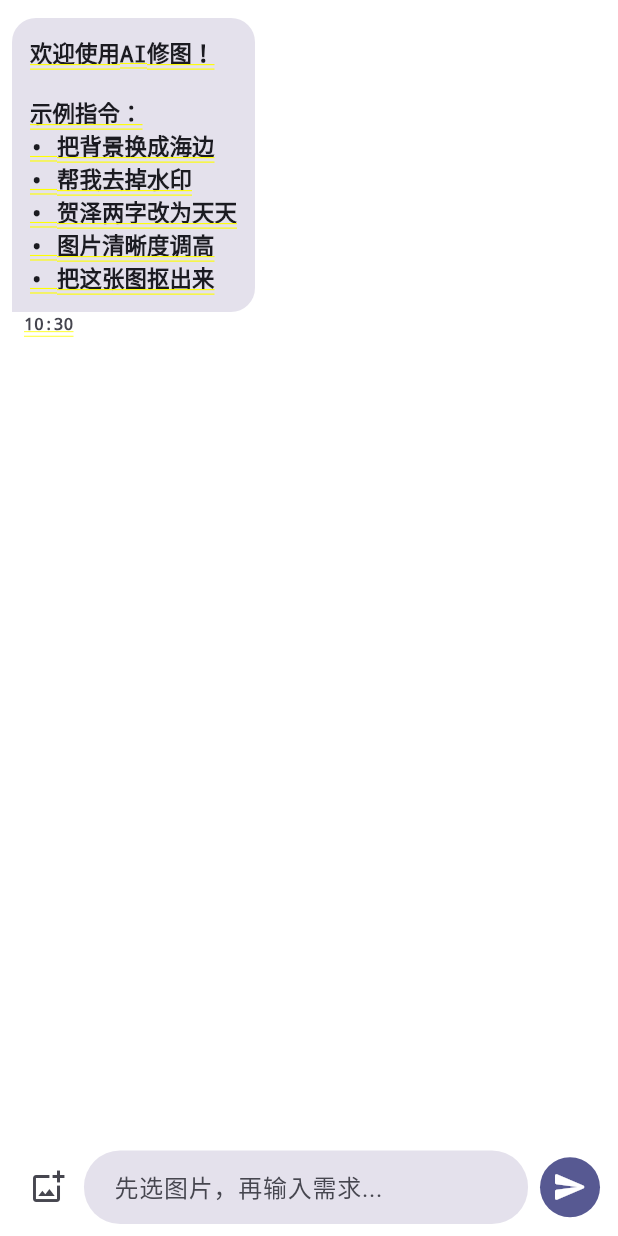
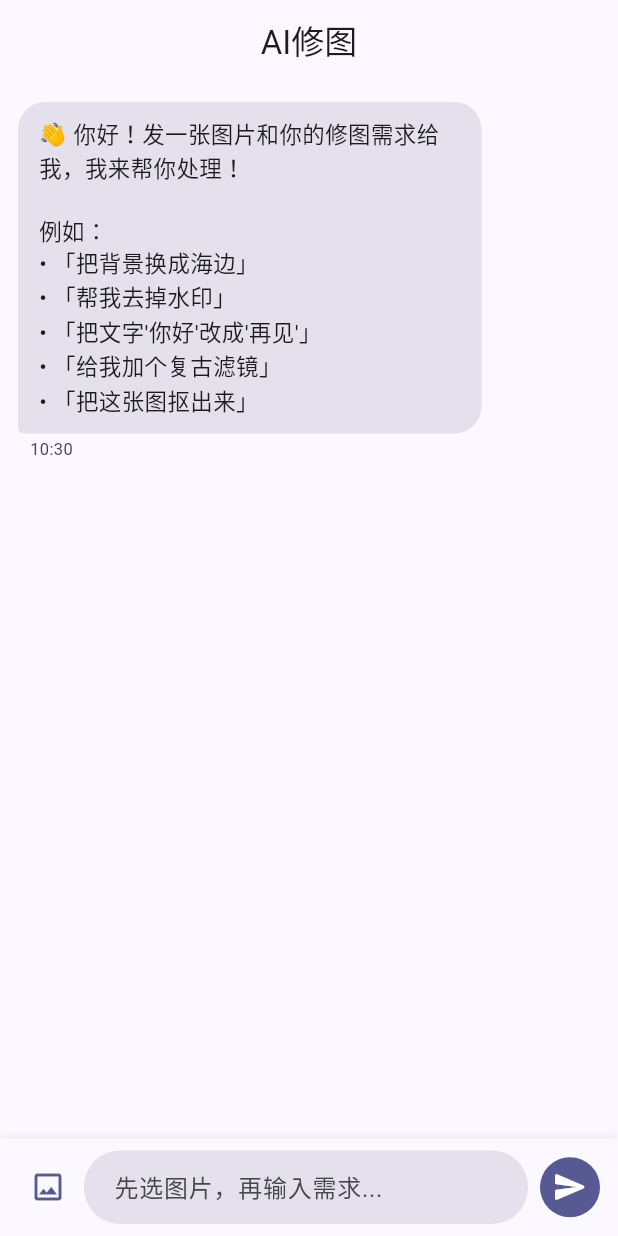
Before and after one commit to LRQ128/my-third-app3, a Flutter app: the screen it shows after launch, after a tap on the "send" icon, on a phone screen of 412 x 824 dp. Run offline on Flutter 3.47's test engine with Material 3 defaults, Android fonts, the light colour scheme and no system bars; our stand-ins replace image_picker.

Commit message:
fix: 回退chat_screen到#122通过版本(28b37b1)，确认编译环境没问题

```diff
--- a/lib/screens/chat_screen.dart
+++ b/lib/screens/chat_screen.dart
@@ -3,333 +3,209 @@ import 'dart:convert';
 import 'dart:io';
 import 'dart:typed_data';
 import 'package:image_picker/image_picker.dart';
-import 'package:path_provider/path_provider.dart';
 import '../models/chat_message.dart';
 
-const String _kUrl = 'https://ce.a2ne.com';
+// Backend: TCP to IP (no DNS) + TLS upgrade with SNI.
+const String _kDomain = 'ce.a2ne.com';
+final InternetAddress _kIp = InternetAddress('43.131.228.126');
+const int    _kPort = 443;
 
-// ========== Chat persistence ==========
-class _Store {
-  static String? _base;
-
-  static Future<String> get _dir async {
-    if (_base == null) {
-      final d = await getApplicationDocumentsDirectory();
-      final b = Directory('${d.path}/xiutu_data');
-      if (!b.existsSync()) b.createSync(recursive: true);
-      _base = b.path;
+int _httpStatus(List<int> raw) {
+  for (int i = 0; i < raw.length - 3; i++) {
+    if (raw[i]==13 && raw[i+1]==10 && raw[i+2]==13 && raw[i+3]==10) {
+      final h = utf8.decode(raw.sublist(0, i));
+      final p = h.split('\r\n')[0].split(' ');
+      return p.length > 1 ? int.tryParse(p[1]) ?? 500 : 500;
     }
-    return _base!;
+  }
+  return 500;
 }
 
-  static Future<List<ChatMessage>> load() async {
-    final f = File('${await _dir}/msgs.json');
-    if (!f.existsSync()) return [];
-    try {
-      return (jsonDecode(await f.readAsString()) as List).map((e) =>
-        ChatMessage(
-          text: e['t'] ?? '',
-          isUser: e['u'] ?? false,
-          time: DateTime.parse(e['ts']),
-          imagePath: e['ip'],
-          resultImageUrl: e['rp'],
-        )).toList();
-    } catch (_) { return []; }
+List<int> _httpBody(List<int> raw) {
+  for (int i = 0; i < raw.length - 3; i++) {
+    if (raw[i]==13 && raw[i+1]==10 && raw[i+2]==13 && raw[i+3]==10) return raw.sublist(i + 4);
+  }
+  return [];
 }
 
-  static Future<void> save(List<ChatMessage> msgs) async {
-    await File('${await _dir}/msgs.json').writeAsString(jsonEncode(
-      msgs.map((m) => {
-        't': m.text, 'u': m.isUser, 'ts': m.time.toIso8601String(),
-        'ip': m.imagePath, 'rp': m.resultImageUrl,
-      }).toList()));
+/// TCP to IP (no DNS), then TLS upgrade with host: for SNI.
+Future<SecureSocket> _connect() async {
+  final raw = await Socket.connect(_kIp, _kPort,
+    timeout: const Duration(seconds: 15));
+  return SecureSocket.secure(raw,
+    host: _kDomain,
+    onBadCertificate: (_) => true,
+  );
 }
 
-  static Future<String> saveImg(Uint8List bytes, String prefix) async {
-    final d = Directory('${await _dir}/$prefix');
-    if (!d.existsSync()) d.createSync();
-    final fn = '${prefix}_${DateTime.now().millisecondsSinceEpoch}.jpg';
-    await File('${d.path}/$fn').writeAsBytes(bytes, flush: true);
-    return '${d.path}/$fn';
-  }
-
-  static Future<String> copyImg(File src, String prefix) async {
-    final d = Directory('${await _dir}/$prefix');
-    if (!d.existsSync()) d.createSync();
-    final fn = '${prefix}_${DateTime.now().millisecondsSinceEpoch}.jpg';
-    final dest = '${d.path}/$fn';
-    await src.copy(dest);
-    return dest;
-  }
-}
-
-// ========== HTTP client with auto-retry on errno=103 ==========
-Future<Map<String, dynamic>> _post(String path, String text, File img) async {
-  int attempt = 0;
-
-  while (true) {
-    final client = HttpClient()
-      ..badCertificateCallback = (_) => true;
-    try {
-      final uri = Uri.parse('$_kUrl$path');
-      final req = await client.postUrl(uri);
-
+Future<Map<String, dynamic>> _post(String path, String text, File? img) async {
   final bd = 'BZ${DateTime.now().millisecondsSinceEpoch}Z';
   final buf = <int>[];
   void w(String s) => buf.addAll(utf8.encode(s));
   w('--$bd\r\nContent-Disposition: form-data; name="text"\r\n\r\n$text\r\n');
+  if (img != null && img.existsSync()) {
     final ext = img.path.endsWith('.png') ? 'png' : 'jpeg';
     final d = await img.readAsBytes();
     w('--$bd\r\nContent-Disposition: form-data; name="image"; filename="image.$ext"\r\nContent-Type: image/$ext\r\n\r\n');
     buf.addAll(d);
-      w('\r\n--$bd--\r\n');
-
-      req.headers.set('Content-Type', 'multipart/form-data; boundary=$bd');
-      req.headers.set('Content-Length', buf.length.toString());
-      req.add(buf);
-
-      final resp = await req.close();
-      final body = await resp.transform(utf8.decoder).join();
-
-      if (resp.statusCode == 200) return jsonDecode(body) as Map<String, dynamic>;
-
-      String detail;
-      try { final j = jsonDecode(body); detail = j['error'] ?? j.toString(); }
-      catch (_) { detail = body.length > 300 ? body.substring(0, 300) : body; }
-      return {'error': 'HTTP ${resp.statusCode}: $detail'};
-
-    } on SocketException catch (e) {
-      // errno=103 = Software caused connection abort (app switched to background)
-      // Retry up to 3 times with increasing delays to survive background switches
-      if (e.osError?.errorCode == 103 && attempt < 3) {
-        attempt++;
-        await Future.delayed(Duration(seconds: attempt * 2));
-        continue;
+    w('\r\n');
   }
-      rethrow;
-    } finally { client.close(); }
+  w('--$bd--\r\n');
+  final s = await _connect();
+  try {
+    s.add(utf8.encode('POST $path HTTP/1.1\r\nHost: $_kDomain\r\nContent-Type: multipart/form-data; boundary=$bd\r\nContent-Length: ${buf.length}\r\nConnection: close\r\n\r\n'));
+    s.add(buf);
+    await s.flush();
+    final raw = <int>[];
+    await for (final c in s) { raw.addAll(c); }
+    final status = _httpStatus(raw);
+    if (status != 200) {
+      final body = utf8.decode(_httpBody(raw));
+      String detail = '';
+      try { final j = jsonDecode(body); detail = j['error'] ?? j.toString(); } catch (_) { detail = body.length > 200 ? body.substring(0, 200) : body; }
+      return {'error': 'HTTP $status: $detail'};
     }
+    return jsonDecode(utf8.decode(_httpBody(raw))) as Map<String, dynamic>;
+  } finally { s.close(); }
 }
 
-Future<Uint8List> _get(String path) async {
-  final client = HttpClient()
-    ..badCertificateCallback = (_) => true;
+Future<Uint8List> _getBytes(String url) async {
+  final s = await _connect();
   try {
-    final uri = Uri.parse('$_kUrl$path');
-    final req = await client.getUrl(uri);
-    final resp = await req.close();
-    final bytes = <int>[];
-    await for (final c in resp) { bytes.addAll(c); }
-    return Uint8List.fromList(bytes);
-  } finally { client.close(); }
+    final u = url.startsWith('http') ? Uri.parse(url).path : url;
+    s.add(utf8.encode('GET $u HTTP/1.1\r\nHost: $_kDomain\r\nConnection: close\r\n\r\n'));
+    await s.flush();
+    final raw = <int>[];
+    await for (final c in s) { raw.addAll(c); }
+    return Uint8List.fromList(_httpBody(raw));
+  } finally { s.close(); }
 }
 
-// ========== Chat screen ==========
 class ChatScreen extends StatefulWidget {
   const ChatScreen({super.key});
   @override State<ChatScreen> createState() => _ChatScreenState();
 }
 
-class _ChatScreenState extends State<ChatScreen> with WidgetsBindingObserver {
+class _ChatScreenState extends State<ChatScreen> {
+  final List<ChatMessage> _msgs = [];
   final TextEditingController _txt = TextEditingController();
-  List<ChatMessage> _msgs = [];
-  XFile? _selected;
+  final ScrollController _scrl = ScrollController();
+  final ImagePicker _picker = ImagePicker();
+  File? _pending;
   bool _busy = false;
+  Uint8List? _resultBytes;
 
   @override
-  void initState() {
-    super.initState();
-    WidgetsBinding.instance.addObserver(this);
-    _loadHistory();
-  }
-
-  @override
-  void didChangeAppLifecycleState(AppLifecycleState state) {
-    // Save chat history when app goes to background or is paused
-    if (state == AppLifecycleState.paused || state == AppLifecycleState.inactive) {
-      _persist();
-    }
-  }
-
-  @override
-  void dispose() {
-    WidgetsBinding.instance.removeObserver(this);
-    _persist(); // Save on dispose too
-    _txt.dispose();
-    super.dispose();
-  }
-
-  Future<void> _loadHistory() async {
-    final saved = await _Store.load();
-    if (saved.isNotEmpty) {
-      setState(() => _msgs = saved);
-    } else {
-      setState(() => _msgs = [ChatMessage(
-        text: '欢迎使用AI修图！\n\n示例指令：\n• 把背景换成海边\n• 帮我去掉水印\n• 贺泽两字改为天天\n• 图片清晰度调高\n• 把这张图抠出来',
-        isUser: false,
-        time: DateTime.now())]);
-    }
-  }
+  void initState() { super.initState(); _welcome(); }
+  void _welcome() { setState(() { _msgs.add(ChatMessage(text: '👋 你好！发一张图片和你的修图需求给我，我来帮你处理！\n\n例如：\n• 「把背景换成海边」\n• 「帮我去掉水印」\n• 「把文字\'你好\'改成\'再见\'」\n• 「给我加个复古滤镜」\n• 「把这张图抠出来」', isUser: false, time: DateTime.now())); }); }
+  void _scroll() { WidgetsBinding.instance.addPostFrameCallback((_) { if (_scrl.hasClients) _scrl.animateTo(_scrl.position.maxScrollExtent, duration: const Duration(milliseconds: 300), curve: Curves.easeOut); }); }
 
   Future<void> _pick() async {
     if (_busy) return;
     try {
-      final f = await ImagePicker().pickImage(source: ImageSource.gallery);
-      if (f != null) {
-        setState(() => _selected = f);
-      }
-    } catch (_) { _addMsg('❌ 选图失败', false); _persist(); }
+      final i = await _picker.pickImage(source: ImageSource.gallery, maxWidth: 1920, maxHeight: 1920, imageQuality: 90);
+      if (i != null) { setState(() => _pending = File(i.path)); _msgs.add(ChatMessage(text: '已选择图片，请输入修图需求', isUser: false, time: DateTime.now(), imagePath: i.path)); _scroll(); }
+    } catch (_) { _err('选择图片失败'); }
   }
 
   Future<void> _send() async {
-    if (_busy) return;
     final t = _txt.text.trim();
-    if (t.isEmpty || _selected == null) return;
-
-    setState(() { _busy = true; _txt.clear(); });
-    _addMsg(t, true);
-    _addMsg('⏳ 美图API处理中...', false);
-    _persist();
-
-    try {
-      // Save user image locally for persistence
-      final imgPath = await _Store.copyImg(File(_selected!.path), 'picked');
-
-      // Re-add user message with image path (replace previous text-only entry)
-      setState(() {
-        _msgs.removeWhere((m) => m.text == t && m.isUser);
-        _msgs.add(ChatMessage(text: t, isUser: true, time: DateTime.now(), imagePath: imgPath));
-      });
-
-      final data = await _post('/api/edit', t, File(_selected!.path));
-      setState(() => _msgs.removeWhere((m) => m.text.startsWith('⏳')));
-
-      if (data.containsKey('error')) {
-        _addMsg('❌ ${data['error']}', false);
-        _persist();
-        return;
+    if (t.isEmpty && _pending == null) return;
+    setState(() { _busy = true; _msgs.add(ChatMessage(text: t, isUser: true, time: DateTime.now(), imagePath: _pending?.path)); });
+    _txt.clear(); _scroll(); await _proc(t);
+    setState(() { _pending = null; _busy = false; });
   }
 
+  Future<void> _proc(String text) async {
+    try {
+      setState(() { _msgs.add(ChatMessage(text: '⏳ 正在调用美图API处理，请稍候...', isUser: false, time: DateTime.now(), isLoading: true)); });
+      _scroll();
+      final data = await _post('/api/edit', text, _pending);
+      if (data.containsKey('error')) { _replace('❌ 处理失败：${data['error']}'); return; }
+      final exp = data['explanation'] ?? '处理完成';
       final rp = data['result_image_url'];
       final tu = data['tool_used'];
       final cc = data['credit_consumed'];
       final cr = data['credit_remaining'];
-
-      String r = '✅ 处理完成';
-      if (tu != null) r += '\n🔧 工具：$tu';
-      if (cc != null) r += '\n💳 消耗${cc}积分，剩余${cr}';
-
+      String r = '✅ $exp\n\n🔧 使用工具：$tu\n';
+      if (cc != null) r += '💳 消耗积分：$cc\n';
+      if (cr != null) r += '📊 剩余积分：$cr';
       if (rp != null && rp is String) {
-        try {
-          final bytes = await _get(rp);
-          if (bytes.isNotEmpty) {
-            final localPath = await _Store.saveImg(bytes, 'result');
-            _addMsg(ChatMessage(text: r, isUser: false, time: DateTime.now(), resultImageUrl: localPath), false);
-          } else {
-            _addMsg('$r\n⚠️ 结果图片为空', false);
-          }
-        } catch (_) {
-          _addMsg('$r\n⚠️ 结果图片下载失败', false);
-        }
-      } else {
-        _addMsg(r, false);
-      }
-      _persist();
-    } catch (e) {
-      setState(() => _msgs.removeWhere((m) => m.text.startsWith('⏳')));
-      _addMsg('❌ 网络错误：$e', false);
-      _persist();
-    } finally {
-      setState(() { _busy = false; _selected = null; });
-    }
+        final bytes = await _getBytes(rp);
+        if (bytes.isNotEmpty) { setState(() => _resultBytes = bytes); _replace(r); }
+        else { _replace('$r\n\n⚠️ 结果图片下载失败'); }
+      } else { _replace('$r\n\n⚠️ 未返回处理结果图片'); }
+    } catch (e) { _replace('❌ 网络错误：$e'); }
+    _scroll();
   }
 
-  void _addMsg(dynamic textOrMsg, bool isUser) {
-    setState(() {
-      if (textOrMsg is String) {
-        _msgs.add(ChatMessage(text: textOrMsg, isUser: isUser, time: DateTime.now()));
-      } else if (textOrMsg is ChatMessage) {
-        _msgs.add(textOrMsg);
-      }
-    });
-  }
+  void _replace(String t) { setState(() { if (_msgs.isNotEmpty && _msgs.last.isLoading) _msgs.removeLast(); _msgs.add(ChatMessage(text: t, isUser: false, time: DateTime.now())); }); }
+  void _err(String m) { if (mounted) ScaffoldMessenger.of(context).showSnackBar(SnackBar(content: Text(m), behavior: SnackBarBehavior.floating)); }
 
-  Future<void> _persist() async {
-    try { await _Store.save(_msgs); } catch (_) {}
-  }
+  @override
+  void dispose() { _txt.dispose(); _scrl.dispose(); super.dispose(); }
 
   @override
   Widget build(BuildContext context) {
     final t = Theme.of(context);
-    return Column(children: [
-      Expanded(child: ListView.builder(
-        padding: const EdgeInsets.all(8), itemCount: _msgs.length,
-        itemBuilder: (_, i) => _buildMsg(_msgs[i], t)),
-      ),
-      if (_selected != null) _preview(),
-      Container(padding: const EdgeInsets.all(8),
+    return Scaffold(
+      appBar: AppBar(title: const Text('AI修图'), centerTitle: true, actions: [_pending != null ? IconButton(icon: const Icon(Icons.close), onPressed: () => setState(() => _pending = null)) : const SizedBox.shrink()]),
+      body: Column(children: [
+        Expanded(child: _msgs.isEmpty ? const Center(child: Text('来开始修图吧！')) : ListView.builder(controller: _scrl, padding: const EdgeInsets.symmetric(horizontal: 12, vertical: 8), itemCount: _msgs.length, itemBuilder: (ctx, i) => _bubble(_msgs[i], t, ctx))),
+        if (_pending != null) _preview(),
+        _input(t),
+      ]),
+    );
+  }
+
+  Widget _bubble(ChatMessage m, ThemeData t, BuildContext ctx) {
+    final u = m.isUser;
+    return Padding(
+      padding: const EdgeInsets.symmetric(vertical: 4),
+      child: Column(crossAxisAlignment: u ? CrossAxisAlignment.end : CrossAxisAlignment.start, children: [
+        if (u && m.imagePath != null)
+          Padding(padding: const EdgeInsets.only(bottom: 4), child: ClipRRect(borderRadius: BorderRadius.circular(12), child: Image.file(File(m.imagePath!), width: 200, height: 200, fit: BoxFit.cover))),
+        if (!u && _resultBytes != null)
+          Padding(padding: const EdgeInsets.only(bottom: 4), child: InkWell(onTap: () => _full(),
+              child: ClipRRect(borderRadius: BorderRadius.circular(12), child: Image.memory(_resultBytes!, width: 250, height: 250, fit: BoxFit.contain)))),
+        if (m.isLoading) const Padding(padding: EdgeInsets.symmetric(vertical: 8), child: SizedBox(width: 24, height: 24, child: CircularProgressIndicator(strokeWidth: 2))),
+        if (m.text.isNotEmpty)
+          Container(constraints: BoxConstraints(maxWidth: MediaQuery.of(ctx).size.width * 0.75), padding: const EdgeInsets.symmetric(horizontal: 14, vertical: 10),
+              decoration: BoxDecoration(color: u ? t.colorScheme.primary : t.colorScheme.surfaceVariant,
+                  borderRadius: BorderRadius.circular(18).copyWith(bottomLeft: u ? const Radius.circular(18) : const Radius.circular(4), bottomRight: u ? const Radius.circular(4) : const Radius.circular(18))),
+              child: Text(m.text, style: TextStyle(color: u ? t.colorScheme.onPrimary : t.colorScheme.onSurface, fontSize: 15))),
+        Padding(padding: const EdgeInsets.only(top: 2, left: 8, right: 8), child: Text('${m.time.hour.toString().padLeft(2, '0')}:${m.time.minute.toString().padLeft(2, '0')}', style: TextStyle(color: t.colorScheme.onSurfaceVariant, fontSize: 11))),
+      ]),
+    );
+  }
+
+  Widget _preview() { return Container(height: 80, color: Colors.grey[100], padding: const EdgeInsets.symmetric(horizontal: 12, vertical: 6), child: Row(children: [
+    ClipRRect(borderRadius: BorderRadius.circular(8), child: Image.file(_pending!, width: 60, height: 60, fit: BoxFit.cover)),
+    const SizedBox(width: 12),
+    Expanded(child: Text('已选择图片，输入修图需求后发送', style: TextStyle(color: Colors.grey[600], fontSize: 13))),
+  ])); }
+
+  Widget _input(ThemeData t) {
+    return Container(
+      padding: EdgeInsets.only(left: 8, right: 8, top: 8, bottom: MediaQuery.of(context).padding.bottom + 8),
+      decoration: BoxDecoration(color: t.colorScheme.surface, boxShadow: [BoxShadow(color: Colors.black.withOpacity(0.08), blurRadius: 4, offset: const Offset(0, -1))]),
       child: Row(children: [
-          IconButton(icon: const Icon(Icons.add_photo_alternate_outlined), onPressed: _busy ? null : _pick),
+        IconButton(icon: const Icon(Icons.image_outlined), color: t.colorScheme.primary, onPressed: _busy ? null : _pick),
         Expanded(child: TextField(controller: _txt, enabled: !_busy,
-            decoration: InputDecoration(
-              hintText: _selected != null ? '输入修图需求...' : '先选图片，再输入需求...',
+            decoration: InputDecoration(hintText: _pending != null ? '输入修图需求...' : '先选图片，再输入需求...',
                 border: OutlineInputBorder(borderRadius: BorderRadius.circular(24), borderSide: BorderSide.none),
                 filled: true, fillColor: t.colorScheme.surfaceVariant, contentPadding: const EdgeInsets.symmetric(horizontal: 16, vertical: 12)),
-            textInputAction: TextInputAction.send, onSubmitted: (_) => _send(), maxLines: 2, minLines: 1)),
+            textInputAction: TextInputAction.send, onSubmitted: (_) => _send(), maxLines: 3, minLines: 1)),
         const SizedBox(width: 4),
-          IconButton.filled(icon: const Icon(Icons.send_rounded), onPressed: _busy ? null : _send),
-        ])),
-    ]);
+        IconButton.filled(icon: const Icon(Icons.send_rounded), color: t.colorScheme.onPrimary, onPressed: _busy ? null : _send),
+      ]),
+    );
   }
 
-  Widget _buildMsg(ChatMessage m, ThemeData t) {
-    final u = m.isUser;
-    final align = u ? CrossAxisAlignment.end : CrossAxisAlignment.start;
-    return Padding(padding: const EdgeInsets.symmetric(vertical: 4),
-      child: Column(crossAxisAlignment: align, children: [
-        // User-picked image
-        if (u && m.imagePath != null)
-          Padding(padding: const EdgeInsets.only(bottom: 4),
-            child: ClipRRect(borderRadius: BorderRadius.circular(12),
-              child: Image.file(File(m.imagePath!), width: 180, height: 180, fit: BoxFit.cover))),
-        // Result image
-        if (!u && m.resultImageUrl != null)
-          Padding(padding: const EdgeInsets.only(bottom: 4),
-            child: GestureDetector(
-              onTap: () {
-                final bytes = File(m.resultImageUrl!).readAsBytesSync();
+  void _full() {
+    if (_resultBytes == null) return;
     Navigator.of(context).push(MaterialPageRoute(builder: (_) => Scaffold(
-                  backgroundColor: Colors.black,
-                  appBar: AppBar(backgroundColor: Colors.black, foregroundColor: Colors.white, title: const Text('修图结果')),
-                  body: Center(child: InteractiveViewer(child: Image.memory(Uint8List.fromList(bytes), fit: BoxFit.contain))))));
-              },
-              child: ClipRRect(borderRadius: BorderRadius.circular(12),
-                child: Image.file(File(m.resultImageUrl!), width: 220, height: 220, fit: BoxFit.contain)),
-            )),
-        // Text bubble
-        if (m.text.isNotEmpty && !m.text.startsWith('⏳'))
-          Container(constraints: BoxConstraints(maxWidth: MediaQuery.of(context).size.width * 0.75),
-            padding: const EdgeInsets.all(12),
-            decoration: BoxDecoration(
-              color: u ? t.colorScheme.primary : t.colorScheme.surfaceVariant,
-              borderRadius: BorderRadius.circular(16).copyWith(
-                bottomLeft: u ? const Radius.circular(16) : Radius.zero,
-                bottomRight: u ? Radius.zero : const Radius.circular(16))),
-            child: Text(m.text, style: TextStyle(color: u ? t.colorScheme.onPrimary : t.colorScheme.onSurface, fontSize: 15))),
-        if (m.text.startsWith('⏳'))
-          const Padding(padding: EdgeInsets.symmetric(vertical: 8), child: SizedBox(width: 24, height: 24, child: CircularProgressIndicator(strokeWidth: 2))),
-        Padding(padding: const EdgeInsets.only(top: 2, left: 8, right: 8),
-          child: Text('${m.time.hour.toString().padLeft(2, '0')}:${m.time.minute.toString().padLeft(2, '0')}',
-            style: TextStyle(color: t.colorScheme.onSurfaceVariant, fontSize: 11))),
-      ]));
-  }
-
-  Widget _preview() {
-    return Container(height: 72, color: Colors.grey[100], padding: const EdgeInsets.symmetric(horizontal: 12, vertical: 6),
-      child: Row(children: [
-        ClipRRect(borderRadius: BorderRadius.circular(8), child: Image.file(File(_selected!.path), width: 56, height: 56, fit: BoxFit.cover)),
-        const SizedBox(width: 12),
-        Expanded(child: Text('已选择图片，输入修图需求后发送', style: TextStyle(color: Colors.grey[600], fontSize: 13))),
-      ]));
+        backgroundColor: Colors.black, appBar: AppBar(backgroundColor: Colors.black, foregroundColor: Colors.white, title: const Text('修图结果')),
+        body: Center(child: InteractiveViewer(child: Image.memory(_resultBytes!, fit: BoxFit.contain))))));
   }
 }
```
Lines whose indentation alone changed are shown as unchanged.
